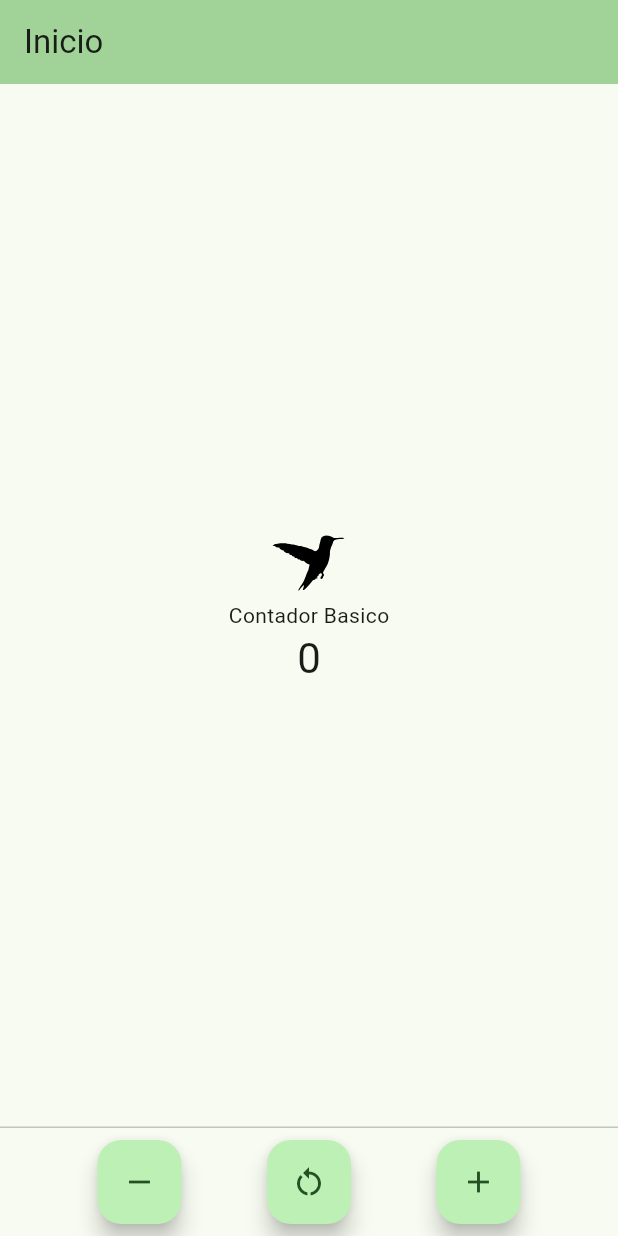
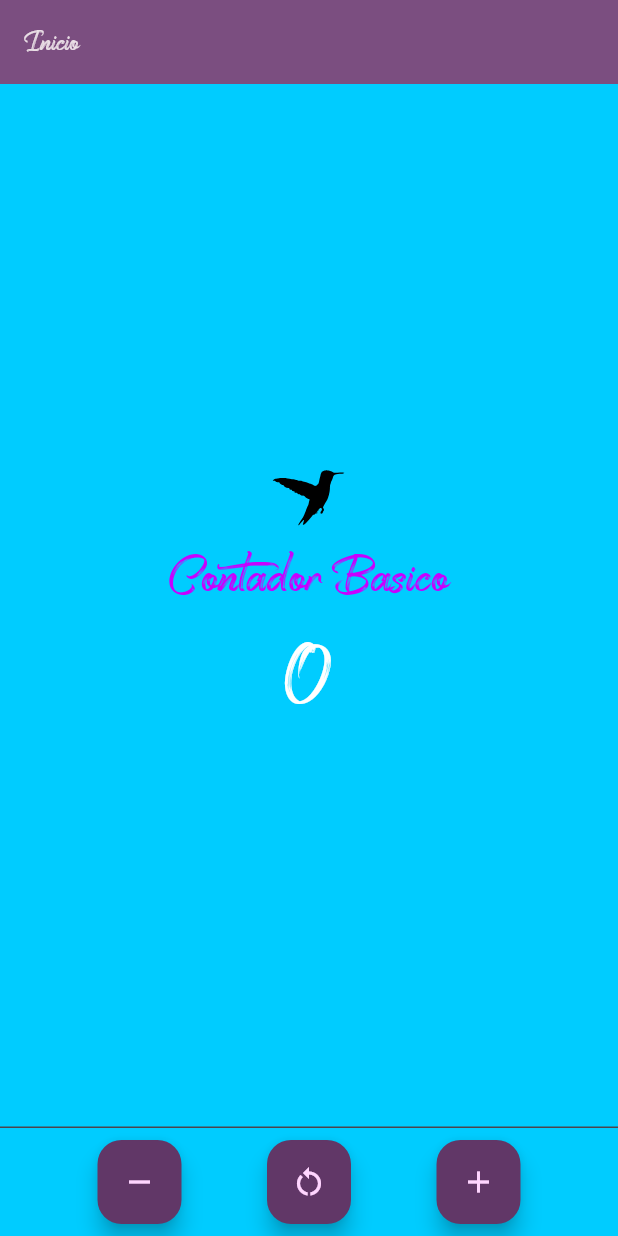
Before and after one commit to FrancoToro/3479A321_2019479023, a Flutter app: the screen it shows after launch, on a phone screen of 412 x 824 dp. Run offline on Flutter 3.47's test engine with Material 3 defaults, Android fonts, the phone set to English and light mode, and no system bars; our stand-ins replace flutter_svg, logger.

Commit message:
Actividad 2

```diff
--- a/flutter_inicio/lib/main.dart
+++ b/flutter_inicio/lib/main.dart
@@ -1,6 +1,7 @@
 import 'package:flutter/material.dart';
 import 'package:flutter_svg/flutter_svg.dart';
-
+import 'package:logger/logger.dart';
+import 'pages/my_home_page.dart'; // Nueva importación
 
 void main() {
   runApp(const MyApp());
@@ -9,108 +10,29 @@
 class MyApp extends StatelessWidget {
   const MyApp({super.key});
 
-  // This widget is the root of your application.
   @override
   Widget build(BuildContext context) {
+    // Agregamos el logger
+    var logger = Logger();
+    logger.d("Logger is working!");
+
     return MaterialApp(
       title: 'Demostracion de Flutter',
       theme: ThemeData(
-        colorScheme: ColorScheme.fromSeed(seedColor: const Color.fromARGB(255, 58, 183, 68)),
+        fontFamily: 'PerfectBomber',
         useMaterial3: true,
+        colorScheme: ColorScheme.fromSeed(
+          seedColor: const Color.fromARGB(255, 217, 0, 255),
+          brightness: Brightness.dark,
+        ),
+        textTheme: TextTheme(
+          displayLarge: const TextStyle(
+            fontFamily: 'PerfectBomber',
+          ),
+        ),
       ),
       home: const MyHomePage(title: 'Inicio'),
+      color: const Color.fromARGB(255, 255, 17, 0),
     );
   }
 }
-
-class MyHomePage extends StatefulWidget {
-  const MyHomePage({super.key, required this.title});
-
-  final String title;
-
-  @override
-  State<MyHomePage> createState() => _MyHomePageState();
-}
-
-class _MyHomePageState extends State<MyHomePage> {
-  int _counter = 0;
-
-  void _incrementCounter() {
-    setState(() {
-      _counter++;
-    });
-  }
-  void _reduceCounter(){
-    setState(() {
-      _counter--;
-    });
-  }
-  void _resetCounter(){
-    setState(() {
-      _counter=0;
-    });
-  }
-
-  @override
-  Widget build(BuildContext context) {
-    return Scaffold(
-      appBar: AppBar(
-        backgroundColor: Theme.of(context).colorScheme.inversePrimary,
-        title: Text(widget.title),
-      ),
-      body: Center(
-        child: Column(
-
-          mainAxisAlignment: MainAxisAlignment.center,
-          children: <Widget>[
-
-              //Agregar imagen
-              SvgPicture.asset(
-                'assets/icons/i_1.svg',
-                width: 50,
-                height: 50,
-              ),
-
-
-            const Text(
-              'Contador Basico',
-            ),
-            Text(
-              '$_counter',
-              style: Theme.of(context).textTheme.headlineMedium,
-            ),
-
-
-          ],
-        ),
-      ),
-
-    persistentFooterButtons: [
-        Row(
-          // Ordena los iconos en separación
-
-          mainAxisAlignment: MainAxisAlignment.spaceEvenly,
-          children: [
-            // Reducir contador
-            FloatingActionButton(
-                onPressed: _reduceCounter,
-                child: const Icon(Icons.remove),
-                tooltip: 'Menos'),
-
-            // Reiniciar Contador
-            FloatingActionButton(
-                onPressed: _resetCounter,
-                child: const Icon(Icons.restart_alt),
-                tooltip: 'Reiniciar'),
-
-            // Aumentar Contador
-            FloatingActionButton(
-                onPressed: _incrementCounter,
-                child: const Icon(Icons.add),
-                tooltip: 'Más'),
-          ],
-        )
-      ]
-    );
-  }
-}
--- /dev/null
+++ b/flutter_inicio/lib/pages/my_home_page.dart
@@ -0,0 +1,149 @@
+import 'package:flutter/material.dart';
+import 'package:flutter_svg/flutter_svg.dart';
+import 'package:logger/logger.dart';
+
+void main() {
+  runApp(const MyApp());
+}
+
+class MyApp extends StatelessWidget {
+
+  const MyApp({super.key});
+
+  // This widget is the root of your application.
+  @override
+  Widget build(BuildContext context) {
+      //Agregamos el logger
+      var logger = Logger();
+
+      logger.d("Logger is working!");
+
+    return MaterialApp(
+      title: 'Demostracion de Flutter',
+      theme: ThemeData(
+        //Aplicacion de Font a todo
+            fontFamily: 'PerfectBomber',
+            useMaterial3: true,
+            colorScheme: ColorScheme.fromSeed(
+            seedColor: const Color.fromARGB(255, 217, 0, 255),
+            brightness: Brightness.dark,
+            ),
+          textTheme: TextTheme(
+            //aplicacion de font a seccion
+            displayLarge: const TextStyle(
+             fontFamily:  'PerfectBomber',
+            ),
+          ),
+      ),
+      home: const MyHomePage(title: 'Inicio'),color: const Color.fromARGB(255, 255, 17, 0)
+
+    );
+
+  }
+}
+
+class MyHomePage extends StatefulWidget {
+  const MyHomePage({super.key, required this.title});
+
+  final String title;
+
+  @override
+  State<MyHomePage> createState() => _MyHomePageState();
+}
+
+class _MyHomePageState extends State<MyHomePage> {
+  int _counter = 0;
+
+
+
+  void _incrementCounter() {
+    setState(() {
+      _counter++;
+    });
+  }
+  void _reduceCounter(){
+    setState(() {
+      _counter--;
+    });
+  }
+  void _resetCounter(){
+    setState(() {
+      _counter=0;
+    });
+  }
+
+  @override
+  Widget build(BuildContext context) {
+    //logger de myhomepage
+    Logger logger=Logger();
+    logger.i("Logger is working in MyHomePage!");
+    return Scaffold(
+      appBar: AppBar(
+        backgroundColor: Theme.of(context).colorScheme.inversePrimary,
+        title: Text(widget.title),
+      ),
+      body: Center(
+        child: Column(
+
+          mainAxisAlignment: MainAxisAlignment.center,
+          children: <Widget>[
+
+              //Agregar imagen
+              SvgPicture.asset(
+                'assets/icons/i_1.svg',
+                width: 50,
+                height: 50,
+              ),
+
+            //modificacion al texto
+            Text(
+              'Contador Basico',
+                style: TextStyle(
+                color: const Color.fromARGB(255, 200, 0, 255),
+                fontSize: 40,
+              ),
+            ),
+            Text(
+              '$_counter',
+              style: TextStyle(
+                color: const Color.fromARGB(255, 255, 255, 255),
+                fontSize: 60,
+              )
+
+            ),
+
+
+          ],
+        ),
+      ),
+      //Cambio color del centro
+      backgroundColor: const Color.fromARGB(255, 0, 204, 255),
+    persistentFooterButtons: [
+        Row(
+          // Ordena los iconos en separación
+
+          mainAxisAlignment: MainAxisAlignment.spaceEvenly,
+          children: [
+            // Reducir contador
+            FloatingActionButton(
+                onPressed: _reduceCounter,
+                child: const Icon(Icons.remove),
+                tooltip: 'Menos'),
+
+            // Reiniciar Contador
+            FloatingActionButton(
+                onPressed: _resetCounter,
+                child: const Icon(Icons.restart_alt),
+                tooltip: 'Reiniciar'),
+
+            // Aumentar Contador
+            FloatingActionButton(
+                onPressed: _incrementCounter,
+                child: const Icon(Icons.add),
+                tooltip: 'Más'),
+          ],
+        )
+      ]
+    );
+  }
+}
```
Also changed, not shown: flutter_inicio/pubspec.yaml (+7 -0 lines), flutter_inicio/assets/fonts/Perfect Bomber.ttf (added), flutter_inicio/pubspec.lock.
